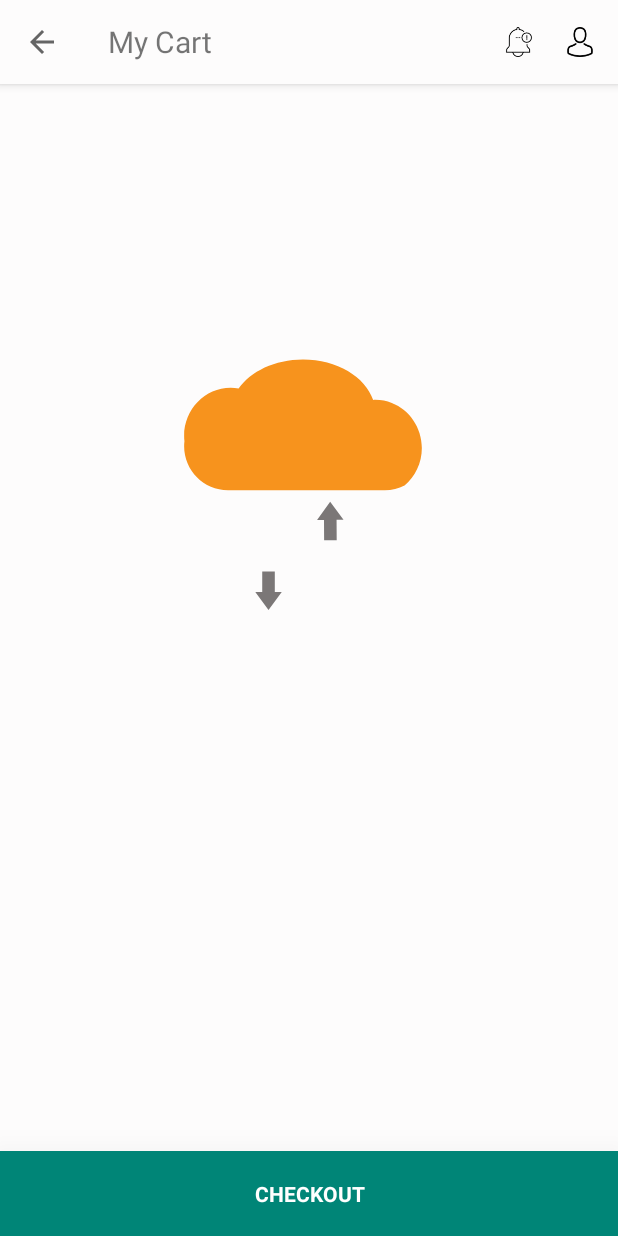
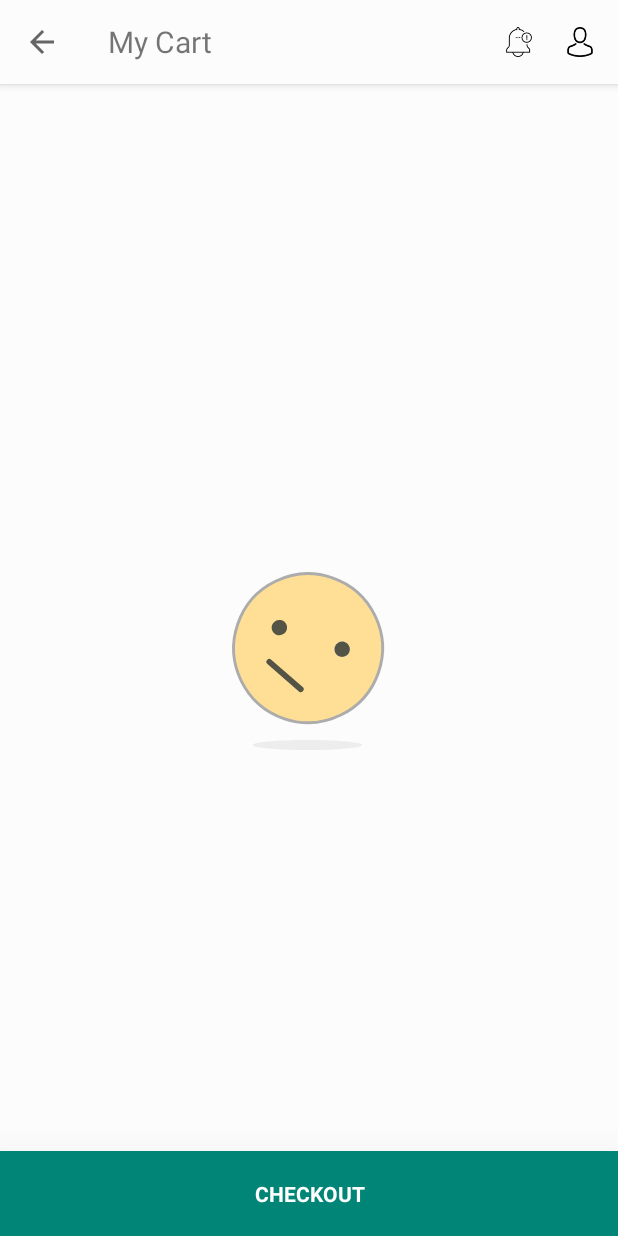
Before and after one commit to subhashishanand/College_Buddy, an Android app: the Cart screen opened directly, with no data from a screen before it, on a phone screen of 412 x 824 dp. Run offline under Robolectric (Android 15) with nearby library versions, the phone set to English and light mode, and no system bars; our stand-ins replace Firebase (no records; nobody signed in at launch, a user with empty details on screens opened directly), Picasso; libraries missing offline, so code that uses them is left out: com.firebase.ui, com.geniusforapp.fancydialog, com.getkeepsafe.taptargetview, com.mikepenz.crossfadedrawerlayout, com.mikepenz.materialdrawer and 4 more; pictures from the network do not load; Roboto replaces fonts that are not available here.

Commit message:
empty checker attached

```diff
--- a/app/src/main/java/com/printhub/printhub/Cart.java
+++ b/app/src/main/java/com/printhub/printhub/Cart.java
@@ -82,7 +82,7 @@ public class Cart extends AppCompatActivity {
         mRecyclerView = findViewById(R.id.recyclerview);
         tv_no_item = findViewById(R.id.tv_no_cards);
         //activitycartlist = findViewById(R.id.activity_cart_list);
-        //emptycart = findViewById(R.id.empty_cart);
+        emptycart = findViewById(R.id.empty_cart);
         //cartcollect = new ArrayList<>();
 
         if (mRecyclerView != null) {
@@ -98,6 +98,12 @@ public class Cart extends AppCompatActivity {
         .collection("productCart").get().addOnSuccessListener(this, new OnSuccessListener<QuerySnapshot>() {
             @Override
             public void onSuccess(QuerySnapshot queryDocumentSnapshots) {
+                if(queryDocumentSnapshots.isEmpty()){
+                    if (tv_no_item.getVisibility() == View.VISIBLE) {
+                        tv_no_item.setVisibility(View.GONE);
+                    }
+                    emptycart.setVisibility(View.VISIBLE);
+                }
                 for(QueryDocumentSnapshot documentSnapshot: queryDocumentSnapshots){
                     if (tv_no_item.getVisibility() == View.VISIBLE) {
                         tv_no_item.setVisibility(View.GONE);
@@ -121,6 +127,12 @@ public class Cart extends AppCompatActivity {
         .collection("printCart").get().addOnSuccessListener(this, new OnSuccessListener<QuerySnapshot>() {
             @Override
             public void onSuccess(QuerySnapshot queryDocumentSnapshots) {
+                if(queryDocumentSnapshots.isEmpty()){
+                    if (tv_no_item.getVisibility() == View.VISIBLE) {
+                        tv_no_item.setVisibility(View.GONE);
+                    }
+                    emptycart.setVisibility(View.VISIBLE);
+                }
                 for(QueryDocumentSnapshot documentSnapshot: queryDocumentSnapshots){
                     if (tv_no_item.getVisibility() == View.VISIBLE) {
                         tv_no_item.setVisibility(View.GONE);
--- a/app/src/main/res/layout/activity_cart.xml
+++ b/app/src/main/res/layout/activity_cart.xml
@@ -114,7 +114,7 @@
         android:layout_height="match_parent"
         android:foregroundGravity="center"
         android:src="@drawable/cartempty"
-        android:visibility="invisible"
+        android:visibility="gone"
         app:lottie_loop="true"
         app:lottie_autoPlay="true"/>
 
--- a/app/src/main/res/values/strings.xml
+++ b/app/src/main/res/values/strings.xml
@@ -78,5 +78,7 @@
     <string name="title_home">Home</string>
     <string name="title_dashboard">Dashboard</string>
     <string name="title_notifications">Notifications</string>
+    <string name="no_data">Currently You have no Orders.Go and Place your first Order</string>
+
 
 </resources>
```
Also changed, not shown: app/src/main/java/com/printhub/printhub/sidebar/oldOrders/printoutFragment.java (+14 -0 lines), app/src/main/java/com/printhub/printhub/sidebar/oldOrders/stationaryFragment.java (+8 -0 lines), app/src/main/res/layout/fragment_printout.xml (+11 -0 lines), app/src/main/res/layout/fragment_stationary.xml (+12 -0 lines).
